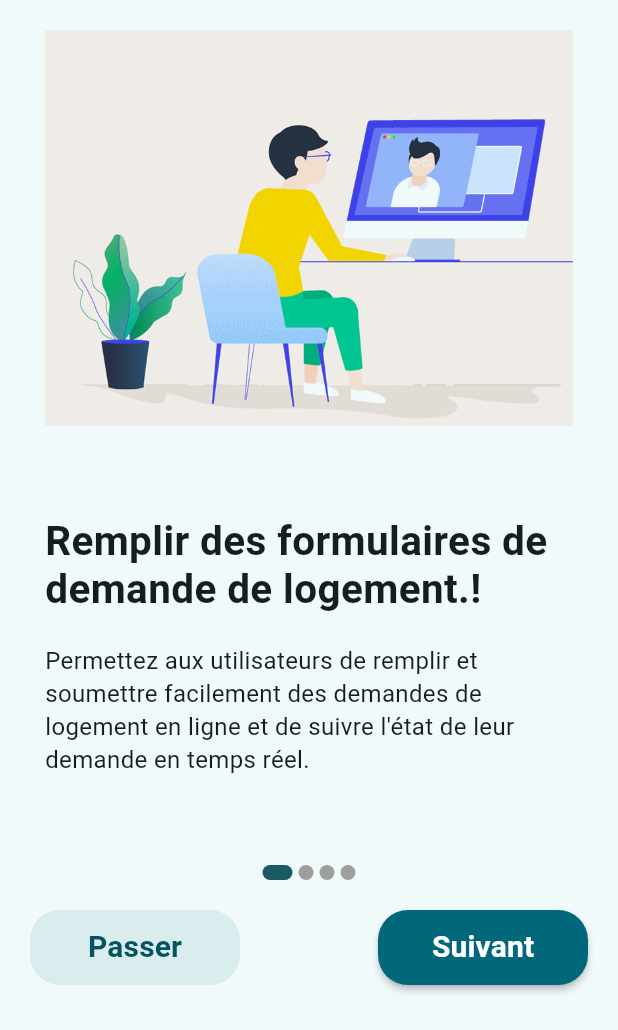
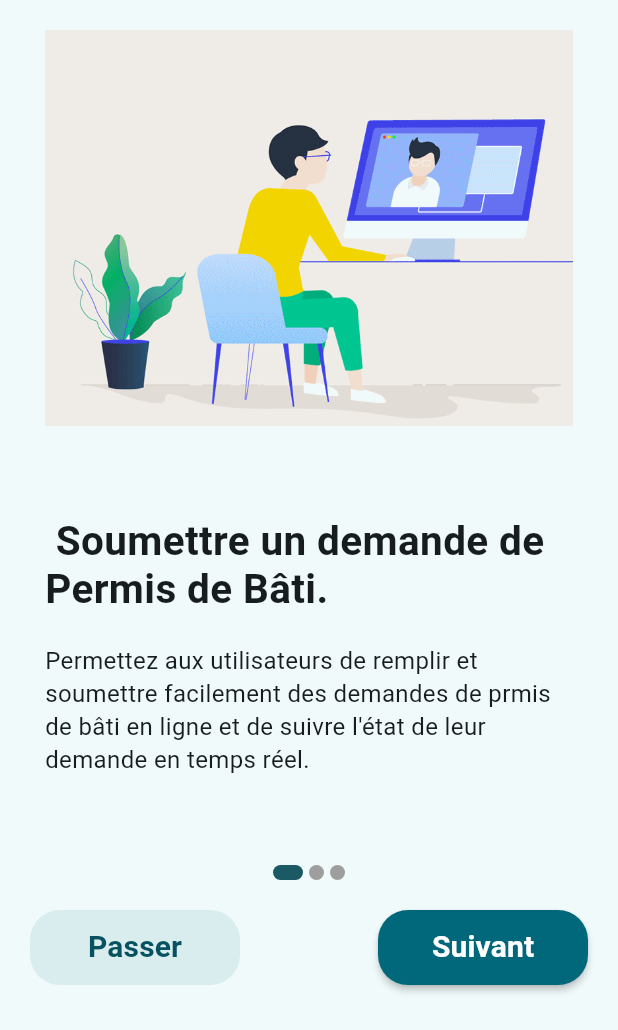
Before and after one commit to ESSALHIMahbouba/projet_pfe, a Flutter app: the screen it shows after launch, on a phone screen of 412 x 824 dp, the part 206-1236 px from its top. Run offline on Flutter 3.47's test engine with Material 3 defaults, Android fonts, the light colour scheme and no system bars; our stand-ins replace carousel_slider, cloud_firestore, file_picker, firebase_auth, firebase_core, firebase_storage and 13 more; missing offline and left inert: alarm, dart:html, flutter_map_geojson, flutter_timeline_calendar, maps_launcher, proj4dart; accounts and stored records are empty; generated files the repository leaves out were written again.

Commit message:
DREHATT_App

```diff
--- a/lib/components/onboarding_content.dart
+++ b/lib/components/onboarding_content.dart
@@ -12,15 +12,11 @@ class UnbordingContent {
 
 List<UnbordingContent> contents = [
   UnbordingContent(
-      title: 'Remplir des formulaires de demande de logement.!',
+      title: ' Soumettre un demande de Permis de Bâti.',
       image: 'lib/assets/icons/me/service.gif',
       description:
-          "Permettez aux utilisateurs de remplir et soumettre facilement des demandes de logement en ligne et de suivre l'état de leur demande en temps réel."),
-  UnbordingContent(
-      title: 'Signaler des problèmes de maintenance dans les propriétés appartenant au ministère.',
-      image: 'lib/assets/icons/me/admin1.gif',
-      description:
-          "Les utilisateurs peuvent signaler facilement des problèmes de maintenance dans les propriétés du ministère et suivre l'avancement des réparations."),
+          "Permettez aux utilisateurs de remplir et soumettre facilement des demandes de prmis de bâti en ligne et de suivre l'état de leur demande en temps réel."),
+
   UnbordingContent(
       title: 'Demander des informations ',
       image: 'lib/assets/icons/me/admin4.gif',
--- a/lib/screens2/admin/admindashbord.dart
+++ b/lib/screens2/admin/admindashbord.dart
@@ -181,7 +181,7 @@ class _AdminDashboardState extends State<AdminDashboard> {
                       buildDashboardItem(
                         context,
                         'Données générales',
-                        '/lib/assets/icons/me/donnees.png',
+                        'lib/assets/icons/me/donnees.png',
                         () {
                           Navigator.push(
                             context,
--- a/lib/screens2/agent/Agentdashbord.dart
+++ b/lib/screens2/agent/Agentdashbord.dart
@@ -176,7 +176,7 @@ class _AgentDashboardState extends State<AgentDashboard> {
                        buildDashboardItem(
                         context,
                         'Données générales',
-                        'lib/assets/icons/me/isens_thumb-removebg-preview.png',
+                        'lib/assets/icons/me/donnees.png',
                         () {
                           Navigator.push(
                             context,
```
Also changed, not shown: 14 other files.
